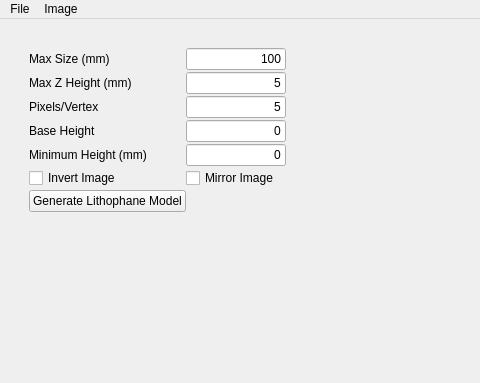
gharley/Lithophane, file litho_gen.ui: the form before one commit; both pictures show x 0 to 480 and y 0 to 383 of the 1024 by 768 pixel window.
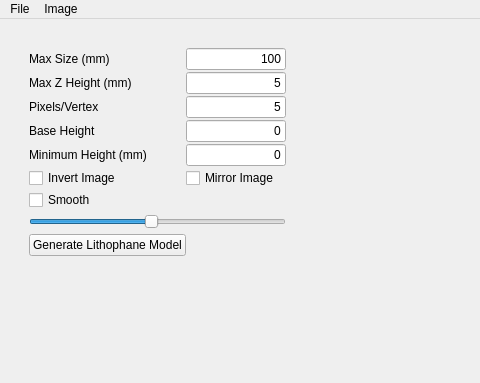
The form after the commit.

Patch:
```diff
--- a/litho_gen.ui
+++ b/litho_gen.ui
@@ -304,13 +304,45 @@
             </property>
            </widget>
           </item>
-          <item row="6" column="0">
+          <item row="8" column="0">
            <widget class="QPushButton" name="btnGenerate">
             <property name="text">
              <string>Generate Lithophane Model</string>
             </property>
            </widget>
           </item>
+          <item row="6" column="0">
+           <widget class="QCheckBox" name="chkSmooth">
+            <property name="text">
+             <string>Smooth</string>
+            </property>
+           </widget>
+          </item>
+          <item row="7" column="0" colspan="2">
+           <widget class="QSlider" name="sldSmooth">
+            <property name="minimumSize">
+             <size>
+              <width>0</width>
+              <height>20</height>
+             </size>
+            </property>
+            <property name="minimum">
+             <number>1</number>
+            </property>
+            <property name="maximum">
+             <number>20</number>
+            </property>
+            <property name="value">
+             <number>10</number>
+            </property>
+            <property name="tracking">
+             <bool>false</bool>
+            </property>
+            <property name="orientation">
+             <enum>Qt::Horizontal</enum>
+            </property>
+           </widget>
+          </item>
          </layout>
         </item>
         <item>
```
